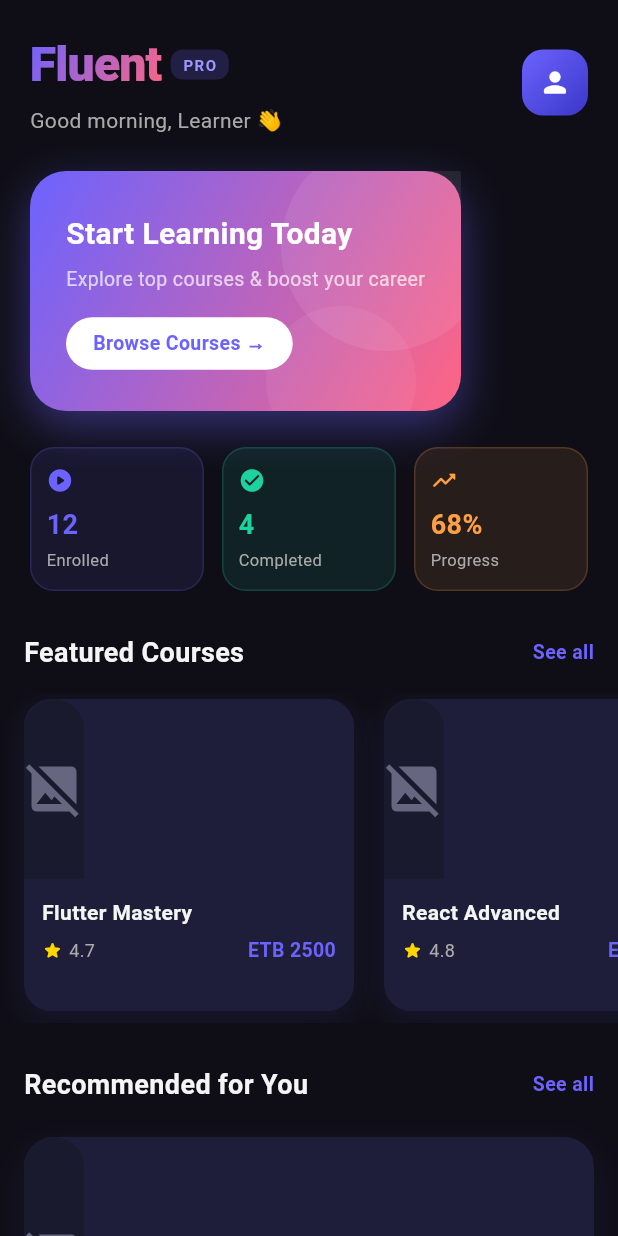
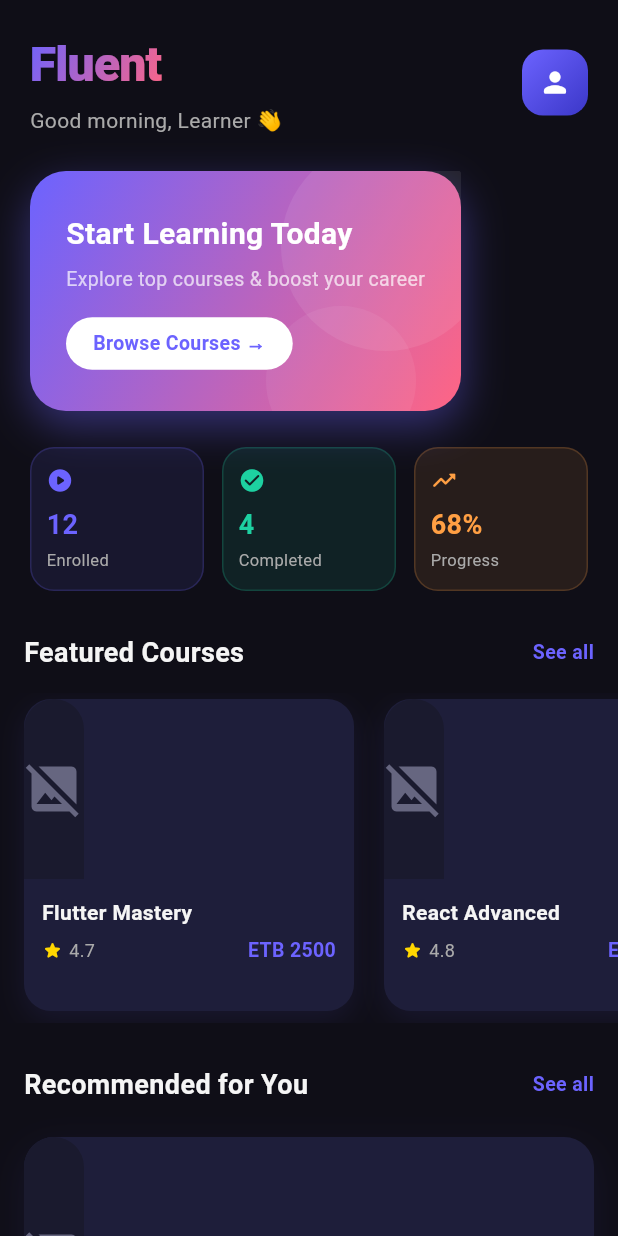
Before and after one commit to arsema16/fluent-internship-task1, a Flutter app: the screen it shows after launch, on a phone screen of 412 x 824 dp. Run offline on Flutter 3.47's test engine with Material 3 defaults, Android fonts, the phone set to English and light mode, and no system bars; our stand-ins replace shimmer; network calls fail.

Commit message:
Update dashboard_screen.dart

```diff
--- a/fluentian/lib/screens/dashboard/dashboard_screen.dart
+++ b/fluentian/lib/screens/dashboard/dashboard_screen.dart
@@ -168,24 +168,6 @@ class _DashboardScreenState extends State<DashboardScreen> {
                             fontWeight: FontWeight.w900,
                             color: Colors.white,
                             letterSpacing: -0.5,
-                          ),
-                        ),
-                      ),
-                      const SizedBox(width: 6),
-                      Container(
-                        padding: const EdgeInsets.symmetric(
-                            horizontal: 8, vertical: 3),
-                        decoration: BoxDecoration(
-                          color: AppColors.primary.withOpacity(0.2),
-                          borderRadius: BorderRadius.circular(8),
-                        ),
-                        child: const Text(
-                          'PRO',
-                          style: TextStyle(
-                            color: AppColors.primaryLight,
-                            fontSize: 10,
-                            fontWeight: FontWeight.bold,
-                            letterSpacing: 1,
                           ),
                         ),
                       ),
```
